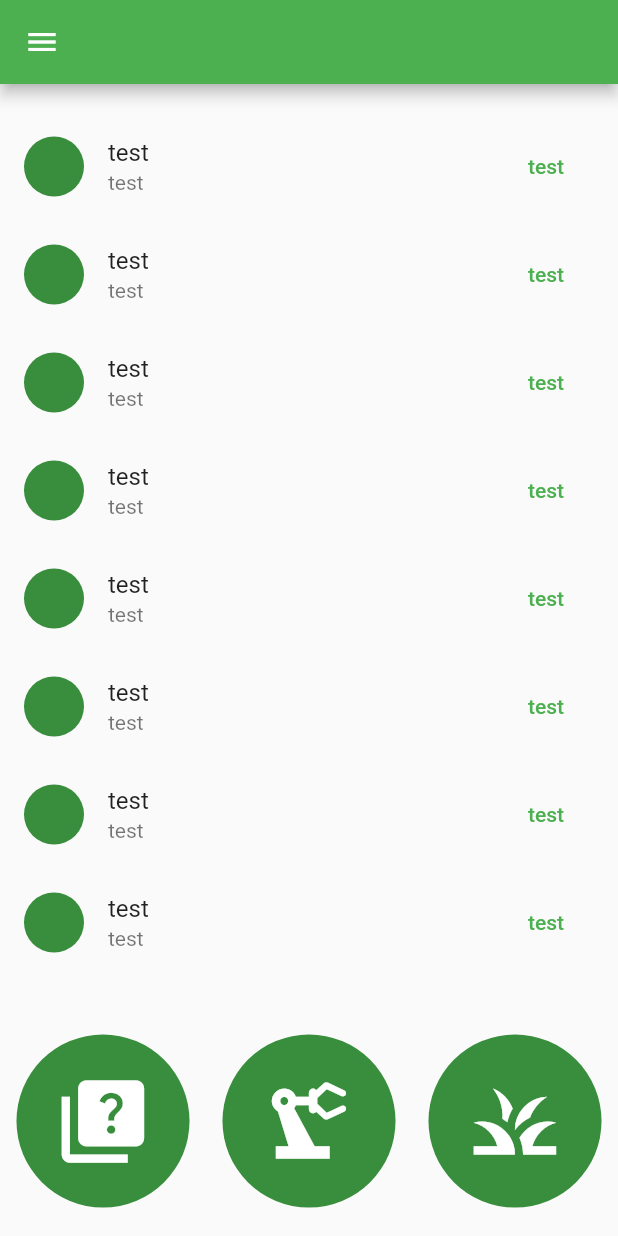
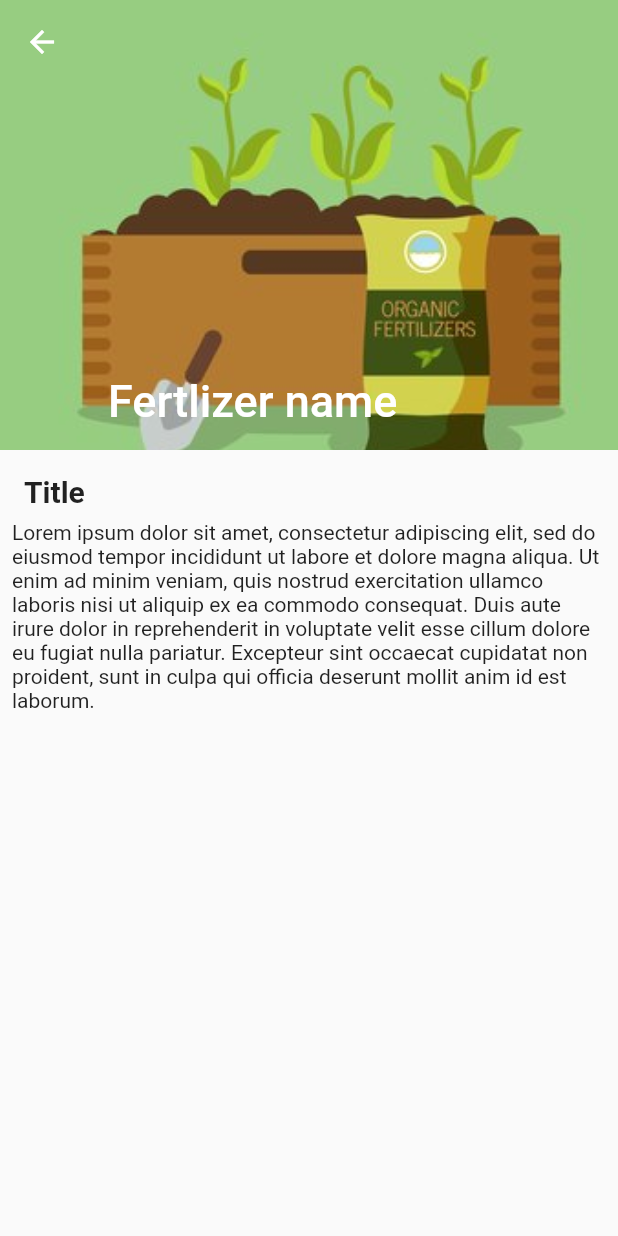
Before and after one commit to ShanuFutura/NRVM_KISAN_SEVA, a Flutter app: the HomePage screen opened by its route, scrolled down 576 dp, after a tap on "test", on a phone screen of 412 x 824 dp. Run offline on Flutter 3.47's test engine with Material 2 defaults, Android fonts, the light colour scheme and no system bars.

Commit message:
other uis

```diff
--- a/lib/models/dummies.dart
+++ b/lib/models/dummies.dart
@@ -1,3 +1,10 @@
 class Dummies {
   static final cropsList = [];
+
+  static final faqList = [
+    'Lorem ipsum dolor sit amet, consectetur adipiscing elit, sed do eiusmod tempor incididunt ut labore et dolore magna aliqua. Ut enim ad minim veniam, quis nostrud exercitation ullamco laboris nisi ut aliquip ex ea commodo consequat. Duis aute irure dolor in reprehenderit in voluptate velit esse cillum dolore eu fugiat nulla pariatur. Excepteur sint occaecat cupidatat non proident, sunt in culpa qui officia deserunt mollit anim id est laborum.',
+    'Lorem ipsum dolor sit amet, consectetur adipiscing elit, sed do eiusmod tempor incididunt ut labore et dolore magna aliqua. Ut enim ad minim veniam, quis nostrud exercitation ullamco laboris nisi ut aliquip ex ea commodo consequat. Duis aute irure dolor in reprehenderit in voluptate velit esse cillum dolore eu fugiat ',
+    'asjlfhlsf aore foawhefnuilaw wehf lwu whfo awhe fwhe lfh klwej',
+    'asd sdf gfs ad ',
+  ];
 }
--- /dev/null
+++ b/lib/screens/fertilizers_view.dart
@@ -0,0 +1,59 @@
+import 'package:flutter/material.dart';
+
+class FertilizersView extends StatelessWidget {
+  static const String routeName = 'cropview';
+
+  @override
+  Widget build(BuildContext context) {
+    final deviceWidth = MediaQuery.of(context).size.width;
+
+    return Scaffold(
+      body: CustomScrollView(slivers: [
+        SliverAppBar(
+          pinned: true,
+          expandedHeight: 300,
+          flexibleSpace: FlexibleSpaceBar(
+            title: Text(
+              'Fertlizer name',
+              style: TextStyle(color: Colors.white, fontSize: 20),
+            ),
+            background: Stack(
+              alignment: Alignment.bottomLeft,
+              children: [
+                Container(
+                  width: double.infinity,
+                  // height: 301,
+                  child: Image.asset(
+                    'assets/fertilizer.jpg',
+                    fit: BoxFit.fitWidth,
+                  ),
+                ),
+                Padding(
+                  padding: const EdgeInsets.all(10),
+                )
+              ],
+            ),
+          ),
+        ),
+        SliverFillRemaining(
+            child: Padding(
+          padding: const EdgeInsets.all(8.0),
+          child: Column(
+            crossAxisAlignment: CrossAxisAlignment.start,
+            children: [
+              Padding(
+                padding: const EdgeInsets.all(8.0),
+                child: Text(
+                  'Title',
+                  style: TextStyle(fontSize: 20, fontWeight: FontWeight.bold),
+                ),
+              ),
+              Text(
+                  'Lorem ipsum dolor sit amet, consectetur adipiscing elit, sed do eiusmod tempor incididunt ut labore et dolore magna aliqua. Ut enim ad minim veniam, quis nostrud exercitation ullamco laboris nisi ut aliquip ex ea commodo consequat. Duis aute irure dolor in reprehenderit in voluptate velit esse cillum dolore eu fugiat nulla pariatur. Excepteur sint occaecat cupidatat non proident, sunt in culpa qui officia deserunt mollit anim id est laborum.')
+            ],
+          ),
+        )),
+      ]),
+    );
+  }
+}
--- a/lib/screens/home_page.dart
+++ b/lib/screens/home_page.dart
@@ -1,3 +1,8 @@
+import 'package:farmers_app/screens/crop_view.dart';
+import 'package:farmers_app/screens/faq_list.dart';
+import 'package:farmers_app/screens/fertilizers_list_screen.dart';
+import 'package:farmers_app/screens/machinary_list_screen.dart';
+import 'package:farmers_app/screens/machines_view.dart';
 import 'package:farmers_app/widgets/farmers_drawer.dart';
 import 'package:flutter/material.dart';
 
@@ -26,7 +31,9 @@ class HomePage extends StatelessWidget {
                     title: Text('test'),
                     subtitle: Text('test'),
                     trailing: TextButton(
-                      onPressed: () {},
+                      onPressed: () {
+                        Navigator.of(context).pushNamed(CropView.routeName);
+                      },
                       child: Text('test'),
                     ),
                   );
@@ -36,25 +43,42 @@ class HomePage extends StatelessWidget {
             mainAxisAlignment: MainAxisAlignment.spaceAround,
             crossAxisAlignment: CrossAxisAlignment.center,
             children: [
-              CircleAvatar(
+              GestureDetector(
+                onTap: () {
+                  Navigator.of(context).pushNamed(FAQList.routeName);
+                },
+                child: CircleAvatar(
                   radius: deviceHeight * .07,
                   child: Icon(
                     Icons.quiz,
                     size: deviceHeight * .08,
                   ),
                 ),
-              CircleAvatar(
+              ),
+              GestureDetector(
+                onTap: () {
+                  Navigator.of(context)
+                      .pushNamed(MachinaryListScreen.routeName);
+                },
+                child: CircleAvatar(
                   radius: deviceHeight * .07,
                   child: Icon(
                     Icons.precision_manufacturing,
                     size: deviceHeight * .08,
                   ),
                 ),
-              CircleAvatar(
+              ),
+              GestureDetector(
+                onTap: () {
+                  Navigator.of(context)
+                      .pushNamed(FertilizersListScreen.routeName);
+                },
+                child: CircleAvatar(
                   radius: deviceHeight * .07,
                   child: Icon(
                     Icons.grass,
                     size: deviceHeight * .08,
+                  ),
                 ),
               ),
             ],
--- a/lib/widgets/farmers_drawer.dart
+++ b/lib/widgets/farmers_drawer.dart
@@ -38,7 +38,7 @@ class FarmersDrawer extends StatelessWidget {
             title: Text('View available machines'),
             trailing: Icon(Icons.precision_manufacturing),
             onTap: () {
-              // Navigator.of(context).pushNamed(EmployeesListScreen.routeName);
+              //  Navigator.of(context).pushNamed(EmployeesListScreen.routeName);
               Navigator.of(context).pop();
             },
           ),
@@ -47,7 +47,6 @@ class FarmersDrawer extends StatelessWidget {
             title: Text('view fertilizers'),
             trailing: Icon(Icons.grass),
             onTap: () {
-              // Navigator.of(context).pushNamed(OfficerAttendanceView.routeName);
               Navigator.of(context).pop();
             },
           ),
--- a/pubspec.yaml
+++ b/pubspec.yaml
@@ -60,7 +60,9 @@ flutter:
   # To add assets to your application, add an assets section, like this:
   assets:
     - assets/avatar.png
-  #   - images/a_dot_ham.jpeg
+    - assets/crop.jpg
+    - assets/fertilizer.jpg
+    - assets/machine.jpg
 
   # An image asset can refer to one or more resolution-specific "variants", see
   # https://flutter.dev/assets-and-images/#resolution-aware.
```
Also changed, not shown: lib/main.dart (+12 -0 lines), lib/screens/crop_view.dart (added, +73 -0 lines), lib/screens/faq_list.dart (added, +89 -0 lines), lib/screens/fertilizers_list_screen.dart (added, +33 -0 lines), lib/screens/machinary_list_screen.dart (added, +33 -0 lines), lib/screens/machines_view.dart (added, +74 -0 lines), assets/crop.jpg (added), assets/fertilizer.jpg (added), assets/machine.jpg (added). Lines whose indentation alone changed are shown as unchanged.
